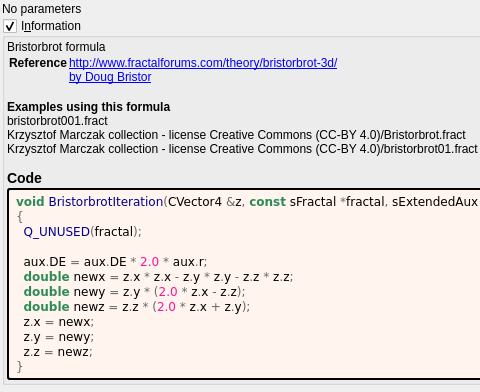
First picture: the form in mandelbulber2/formula/ui/bristorbrot.ui, repository buddhi1980/mandelbulber2, before the edit; both pictures show x 0 to 480 and y 0 to 392 of the 565 by 1040 pixel window.
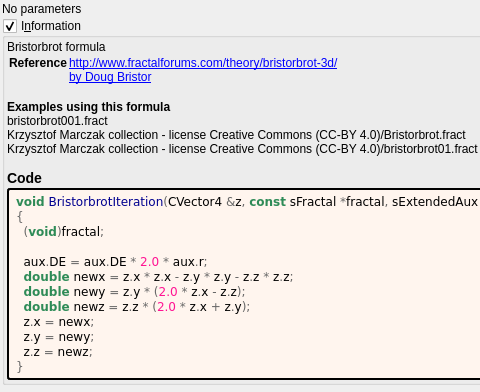
Second picture: the form after the edit. Custom widgets are drawn as their Qt base class.

```diff
--- a/mandelbulber2/formula/ui/bristorbrot.ui
+++ b/mandelbulber2/formula/ui/bristorbrot.ui
@@ -93,7 +93,7 @@
          <string notr="true">&lt;body style=&quot;background-color:#fff5ee&quot;&gt;
 &lt;pre style=&quot;color:#000000; background-color:#fff5ee;  font-family:&#039;Courier New&#039;,monospace;white-space: pre-wrap;&quot;&gt;&lt;span style=&quot;color:#2e8b57; font-weight:bold&quot;&gt;void&lt;/span&gt; &lt;span style=&quot;color:#00008f&quot;&gt;BristorbrotIteration&lt;/span&gt;&lt;span style=&quot;color:#676767&quot;&gt;(&lt;/span&gt;CVector4 &lt;span style=&quot;color:#676767&quot;&gt;&amp;amp;&lt;/span&gt;z&lt;span style=&quot;color:#676767&quot;&gt;,&lt;/span&gt; &lt;span style=&quot;color:#2e8b57; font-weight:bold&quot;&gt;const&lt;/span&gt; sFractal &lt;span style=&quot;color:#676767&quot;&gt;*&lt;/span&gt;fractal&lt;span style=&quot;color:#676767&quot;&gt;,&lt;/span&gt; sExtendedAux &lt;span style=&quot;color:#676767&quot;&gt;&amp;amp;&lt;/span&gt;aux&lt;span style=&quot;color:#676767&quot;&gt;)&lt;/span&gt;
 &lt;span style=&quot;color:#676767&quot;&gt;{&lt;/span&gt;
-  &lt;span style=&quot;color:#00008f&quot;&gt;Q_UNUSED&lt;/span&gt;&lt;span style=&quot;color:#676767&quot;&gt;(&lt;/span&gt;fractal&lt;span style=&quot;color:#676767&quot;&gt;);&lt;/span&gt;
+  &lt;span style=&quot;color:#676767&quot;&gt;(&lt;/span&gt;&lt;span style=&quot;color:#2e8b57; font-weight:bold&quot;&gt;void&lt;/span&gt;&lt;span style=&quot;color:#676767&quot;&gt;)&lt;/span&gt;fractal&lt;span style=&quot;color:#676767&quot;&gt;;&lt;/span&gt;
 
   aux&lt;span style=&quot;color:#676767&quot;&gt;.&lt;/span&gt;DE &lt;span style=&quot;color:#676767&quot;&gt;=&lt;/span&gt; aux&lt;span style=&quot;color:#676767&quot;&gt;.&lt;/span&gt;DE &lt;span style=&quot;color:#676767&quot;&gt;*&lt;/span&gt; &lt;span style=&quot;color:#ff1493&quot;&gt;2.0&lt;/span&gt; &lt;span style=&quot;color:#676767&quot;&gt;*&lt;/span&gt; aux&lt;span style=&quot;color:#676767&quot;&gt;.&lt;/span&gt;r&lt;span style=&quot;color:#676767&quot;&gt;;&lt;/span&gt;
   &lt;span style=&quot;color:#2e8b57; font-weight:bold&quot;&gt;double&lt;/span&gt; newx &lt;span style=&quot;color:#676767&quot;&gt;=&lt;/span&gt; z&lt;span style=&quot;color:#676767&quot;&gt;.&lt;/span&gt;x &lt;span style=&quot;color:#676767&quot;&gt;*&lt;/span&gt; z&lt;span style=&quot;color:#676767&quot;&gt;.&lt;/span&gt;x &lt;span style=&quot;color:#676767&quot;&gt;-&lt;/span&gt; z&lt;span style=&quot;color:#676767&quot;&gt;.&lt;/span&gt;y &lt;span style=&quot;color:#676767&quot;&gt;*&lt;/span&gt; z&lt;span style=&quot;color:#676767&quot;&gt;.&lt;/span&gt;y &lt;span style=&quot;color:#676767&quot;&gt;-&lt;/span&gt; z&lt;span style=&quot;color:#676767&quot;&gt;.&lt;/span&gt;z &lt;span style=&quot;color:#676767&quot;&gt;*&lt;/span&gt; z&lt;span style=&quot;color:#676767&quot;&gt;.&lt;/span&gt;z&lt;span style=&quot;color:#676767&quot;&gt;;&lt;/span&gt;
```
